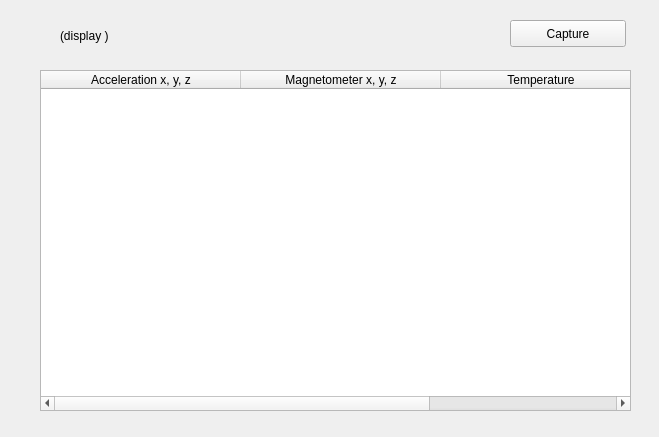
Above: tinyos-2.x/trunk/support/cpp/TestShimmer/src/EllipsoidCalibration.ui from baharev/szte-wsn-code before the change. Below: the same form after it.
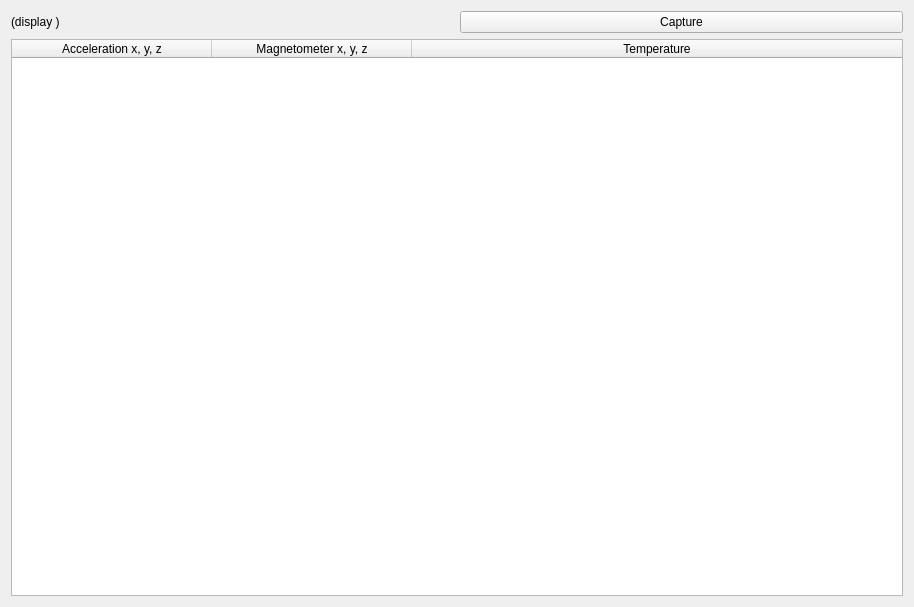
That is the form after the change.

Commit message: Adding a widget for ellipsoid calibration

What changed in the file:
```diff
--- a/tinyos-2.x/trunk/support/cpp/TestShimmer/src/EllipsoidCalibration.ui
+++ b/tinyos-2.x/trunk/support/cpp/TestShimmer/src/EllipsoidCalibration.ui
@@ -6,48 +6,36 @@
    <rect>
     <x>0</x>
     <y>0</y>
-    <width>659</width>
-    <height>437</height>
+    <width>914</width>
+    <height>607</height>
    </rect>
   </property>
   <property name="windowTitle">
    <string>Form</string>
   </property>
-  <widget class="QPushButton" name="pushButton">
-   <property name="geometry">
-    <rect>
-     <x>510</x>
-     <y>20</y>
-     <width>116</width>
-     <height>27</height>
-    </rect>
-   </property>
-   <property name="text">
-    <string>Capture</string>
-   </property>
-  </widget>
+  <layout class="QGridLayout" name="gridLayout">
+   <item row="0" column="0">
   <widget class="QLabel" name="label">
-   <property name="geometry">
-    <rect>
-     <x>60</x>
-     <y>20</y>
-     <width>131</width>
-     <height>31</height>
-    </rect>
-   </property>
    <property name="text">
     <string>(display )</string>
    </property>
   </widget>
+   </item>
+   <item row="0" column="1">
+    <widget class="QPushButton" name="pushButton">
+     <property name="maximumSize">
+      <size>
+       <width>451</width>
+       <height>16777215</height>
+      </size>
+     </property>
+     <property name="text">
+      <string>Capture</string>
+     </property>
+    </widget>
+   </item>
+   <item row="1" column="0" colspan="2">
   <widget class="QTableWidget" name="tableWidget">
-   <property name="geometry">
-    <rect>
-     <x>40</x>
-     <y>70</y>
-     <width>591</width>
-     <height>341</height>
-    </rect>
-   </property>
    <property name="alternatingRowColors">
     <bool>true</bool>
    </property>
@@ -85,6 +73,8 @@
     </property>
    </column>
   </widget>
+   </item>
+  </layout>
  </widget>
  <resources/>
  <connections/>
```
Left out of the diff: 4 changed lines with no effect on the pictures. Lines whose indentation alone changed are shown as unchanged. The commit also changes 4 other files.
